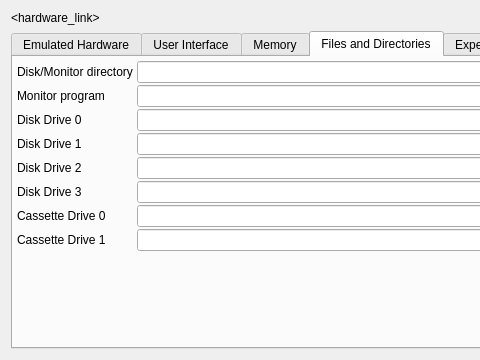
First picture: the form in src/fsetup.ui, repository aladur/flexemu, before the edit; both pictures show x 0 to 480 and y 0 to 360 of the 730 by 360 pixel window.
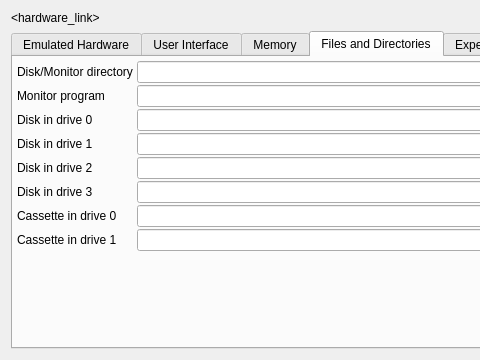
Second picture: the form after the edit. The open tabs and pages were chosen to show the change. Icons and pictures are not drawn.

Commit message: Improve wording in preferences dialog.

```diff
--- a/src/fsetup.ui
+++ b/src/fsetup.ui
@@ -501,7 +501,7 @@
          <item row="2" column="0">
           <widget class="QLabel" name="l_diskDrive0">
            <property name="text">
-            <string>Disk Drive 0</string>
+            <string>Disk in drive 0</string>
            </property>
            <property name="buddy">
             <cstring>e_drive0</cstring>
@@ -579,7 +579,7 @@
          <item row="6" column="0">
           <widget class="QLabel" name="l_mdcrDiskDrive0">
            <property name="text">
-            <string>Cassette Drive 0</string>
+            <string>Cassette in drive 0</string>
            </property>
            <property name="buddy">
             <cstring>e_drive3</cstring>
@@ -631,7 +631,7 @@
          <item row="5" column="0">
           <widget class="QLabel" name="l_diskDrive3">
            <property name="text">
-            <string>Disk Drive 3</string>
+            <string>Disk in drive 3</string>
            </property>
            <property name="buddy">
             <cstring>e_drive3</cstring>
@@ -641,7 +641,7 @@
          <item row="3" column="0">
           <widget class="QLabel" name="l_diskDrive1">
            <property name="text">
-            <string>Disk Drive 1</string>
+            <string>Disk in drive 1</string>
            </property>
            <property name="buddy">
             <cstring>e_drive1</cstring>
@@ -651,7 +651,7 @@
          <item row="4" column="0">
           <widget class="QLabel" name="l_diskDrive2">
            <property name="text">
-            <string>Disk Drive 2</string>
+            <string>Disk in drive 2</string>
            </property>
            <property name="buddy">
             <cstring>e_drive2</cstring>
@@ -703,7 +703,7 @@
          <item row="7" column="0">
           <widget class="QLabel" name="l_mdcrDiskDrive1">
            <property name="text">
-            <string>Cassette Drive 1</string>
+            <string>Cassette in drive 1</string>
            </property>
            <property name="buddy">
             <cstring>e_drive3</cstring>
```
